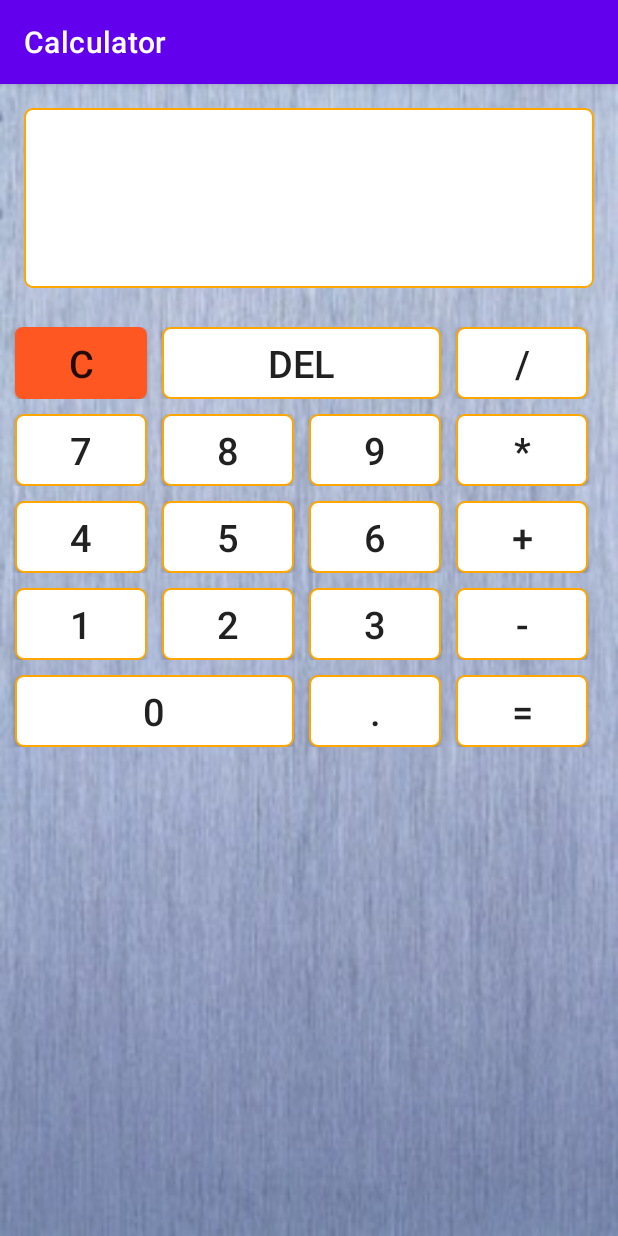
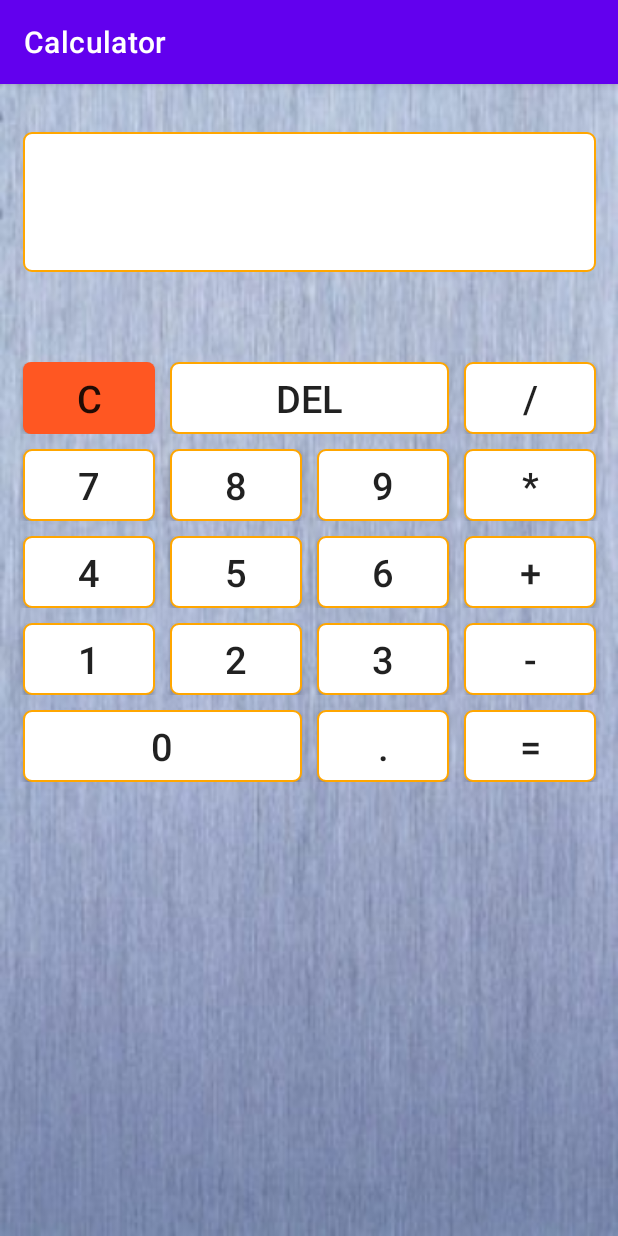
Before and after one commit to larinss/Calculator, an Android app: the screen it shows after launch (MainActivity), on a phone screen of 412 x 824 dp. Run offline under Robolectric (Android 15) with nearby library versions, the phone set to English and light mode, and no system bars.

Commit message:
Fix margins and other

```diff
--- a/app/src/main/res/layout/activity_main.xml
+++ b/app/src/main/res/layout/activity_main.xml
@@ -6,26 +6,29 @@
     android:background="@drawable/metal_texture"
     tools:context=".MainActivity">
 
+    <TableRow
+        android:layout_marginStart="10dp"
+        android:layout_marginTop="32dp"
+        android:layout_marginEnd="10dp">
 
         <TextView
             android:id="@+id/calculator_screen_text_view"
-        android:layout_width="match_parent"
-        android:layout_height="120dp"
-        android:layout_margin="16dp"
+            android:layout_marginStart="5dp"
+            android:layout_span="4"
             android:background="@drawable/white"
             android:gravity="bottom|end"
             android:singleLine="true"
             android:textSize="70sp" />
-
+    </TableRow>
 
     <TableRow
-        android:layout_width="match_parent"
-        android:layout_height="match_parent"
-        android:layout_marginTop="10dp">
+        android:layout_marginStart="10dp"
+        android:layout_marginTop="60dp"
+        android:layout_marginEnd="10dp">
 
         <androidx.appcompat.widget.AppCompatButton
             android:id="@+id/btn_clean"
-            android:layout_marginStart="10dp"
+            android:layout_marginStart="5dp"
             android:background="@drawable/orange"
             android:gravity="center"
             android:text="@string/text_btn_c"
@@ -42,24 +45,22 @@
 
         <androidx.appcompat.widget.AppCompatButton
             android:id="@+id/btn_divide"
-            android:layout_marginLeft="10dp"
-            android:layout_marginRight="10dp"
-            android:layout_span="1"
+            android:layout_marginStart="10dp"
             android:background="@drawable/white"
             android:gravity="center"
-            android:text="@string/text_btn_slash"
+            android:text="@string/text_btn_divide"
             android:textSize="25sp" />
 
     </TableRow>
 
     <TableRow
-        android:layout_width="match_parent"
-        android:layout_height="match_parent"
-        android:layout_marginTop="10dp">
+        android:layout_marginStart="10dp"
+        android:layout_marginTop="10dp"
+        android:layout_marginEnd="10dp">
 
         <androidx.appcompat.widget.AppCompatButton
             android:id="@+id/btn_7"
-            android:layout_marginStart="10dp"
+            android:layout_marginStart="5dp"
             android:background="@drawable/white"
             android:gravity="center"
             android:text="@string/text_btn_7"
@@ -83,8 +84,7 @@
 
         <androidx.appcompat.widget.AppCompatButton
             android:id="@+id/btn_multiply"
-            android:layout_marginLeft="10dp"
-            android:layout_marginRight="10dp"
+            android:layout_marginStart="10dp"
             android:background="@drawable/white"
             android:gravity="center"
             android:text="@string/text_btn_star"
@@ -92,13 +92,13 @@
     </TableRow>
 
     <TableRow
-        android:layout_width="match_parent"
-        android:layout_height="match_parent"
-        android:layout_marginTop="10dp">
+        android:layout_marginStart="10dp"
+        android:layout_marginTop="10dp"
+        android:layout_marginEnd="10dp">
 
         <androidx.appcompat.widget.AppCompatButton
             android:id="@+id/btn_4"
-            android:layout_marginStart="10dp"
+            android:layout_marginStart="5dp"
             android:background="@drawable/white"
             android:gravity="center"
             android:text="@string/text_btn_4"
@@ -122,8 +122,7 @@
 
         <androidx.appcompat.widget.AppCompatButton
             android:id="@+id/btn_add"
-            android:layout_marginLeft="10dp"
-            android:layout_marginRight="10dp"
+            android:layout_marginStart="10dp"
             android:background="@drawable/white"
             android:gravity="center"
             android:text="@string/text_btn_add"
@@ -131,13 +130,13 @@
     </TableRow>
 
     <TableRow
-        android:layout_width="match_parent"
-        android:layout_height="match_parent"
-        android:layout_marginTop="10dp">
+        android:layout_marginStart="10dp"
+        android:layout_marginTop="10dp"
+        android:layout_marginEnd="10dp">
 
         <androidx.appcompat.widget.AppCompatButton
             android:id="@+id/btn_1"
-            android:layout_marginStart="10dp"
+            android:layout_marginStart="5dp"
             android:background="@drawable/white"
             android:gravity="center"
             android:text="@string/text_btn_1"
@@ -161,8 +160,7 @@
 
         <androidx.appcompat.widget.AppCompatButton
             android:id="@+id/btn_minus"
-            android:layout_marginLeft="10dp"
-            android:layout_marginRight="10dp"
+            android:layout_marginStart="10dp"
             android:background="@drawable/white"
             android:gravity="center"
             android:text="@string/text_btn_minus"
@@ -172,13 +170,13 @@
 
 
     <TableRow
-        android:layout_width="wrap_content"
-        android:layout_height="match_parent"
-        android:layout_marginTop="10dp">
+        android:layout_marginStart="10dp"
+        android:layout_marginTop="10dp"
+        android:layout_marginEnd="10dp">
 
         <androidx.appcompat.widget.AppCompatButton
             android:id="@+id/btn_0"
-            android:layout_marginStart="10dp"
+            android:layout_marginStart="5dp"
             android:layout_span="2"
             android:background="@drawable/white"
             android:gravity="center"
@@ -188,7 +186,6 @@
         <androidx.appcompat.widget.AppCompatButton
             android:id="@+id/btn_point"
             android:layout_marginStart="10dp"
-            android:layout_span="1"
             android:background="@drawable/white"
             android:gravity="center"
             android:text="@string/text_btn_point"
@@ -196,9 +193,7 @@
 
         <androidx.appcompat.widget.AppCompatButton
             android:id="@+id/btn_equal"
-            android:layout_marginLeft="10dp"
-            android:layout_marginRight="10dp"
-            android:layout_span="1"
+            android:layout_marginStart="10dp"
             android:background="@drawable/white"
             android:gravity="center"
             android:text="@string/text_btn_equal"
--- a/app/src/main/res/values/strings.xml
+++ b/app/src/main/res/values/strings.xml
@@ -18,4 +18,5 @@
     <string name="text_btn_0">0</string>
     <string name="text_btn_point">.</string>
     <string name="text_btn_equal">=</string>
+    <string name="text_btn_divide">/</string>
 </resources>
```
Lines whose indentation alone changed are shown as unchanged.
